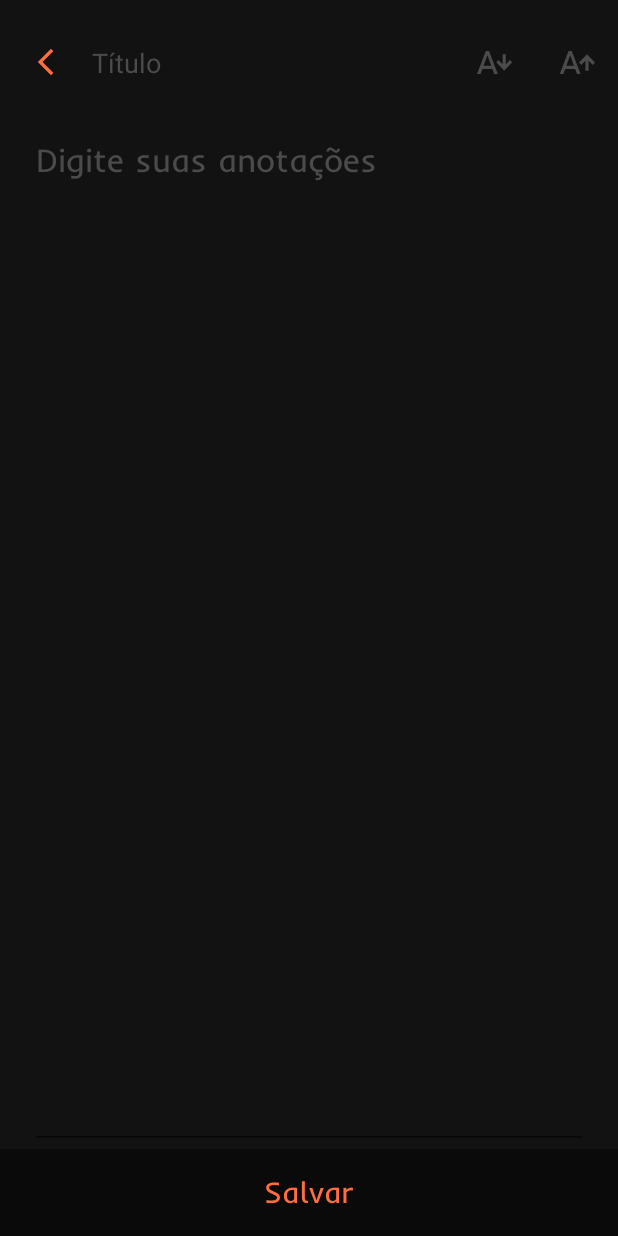
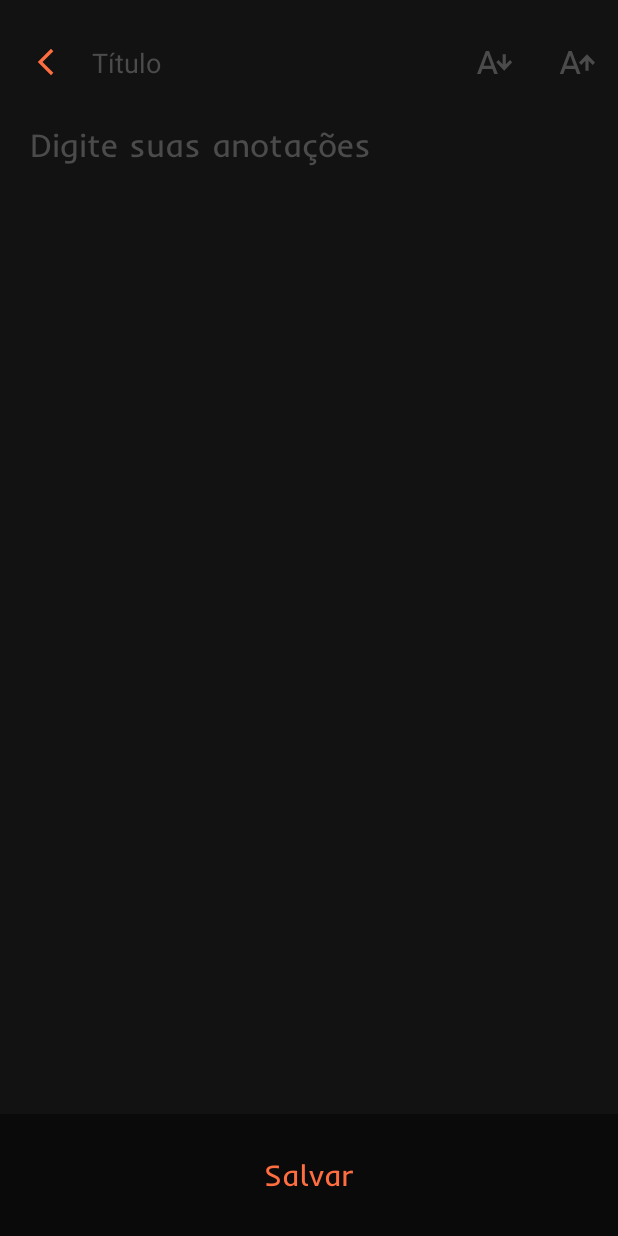
Before and after one commit to lucasar2303/SimpleNotes, an Android app: the AddActivity screen opened directly, with no data from a screen before it, on a phone screen of 412 x 824 dp. Run offline under Robolectric (Android 15) with nearby library versions, the phone set to English and light mode, and no system bars.

Commit message:
Ajustes + Botão AddActivity

```diff
--- a/app/src/main/AndroidManifest.xml
+++ b/app/src/main/AndroidManifest.xml
@@ -18,12 +18,14 @@
             android:exported="false" />
         <activity
             android:name=".NoteActivity"
+            android:windowSoftInputMode="adjustResize"
             android:exported="false" />
         <activity
             android:name=".CategoryActivity"
             android:exported="false" />
         <activity
             android:name=".AddActivity"
+            android:windowSoftInputMode="adjustResize"
             android:exported="false" />
         <activity
             android:name=".SearchActivity"
--- a/app/src/main/java/com/example/simplenotes/MainActivity.java
+++ b/app/src/main/java/com/example/simplenotes/MainActivity.java
@@ -235,12 +235,15 @@ public class MainActivity extends AppCompatActivity {
 
 
                 categorySelec = nameCategory;
-                binding.tvCategorySelec.setText(categorySelec);
                 setlistNotes(categorySelec, categorySup);
 
                 Toast.makeText(this, "Categoria atualizada", Toast.LENGTH_SHORT).show();
 
                 alertDialog.dismiss();
+
+                finish();
+                newActivty(CategoryActivity.class);
+
 
             }else{
                 Toast.makeText(this, "Essa categoria ja existe", Toast.LENGTH_SHORT).show();
--- a/app/src/main/res/layout/activity_add.xml
+++ b/app/src/main/res/layout/activity_add.xml
@@ -79,6 +79,7 @@
         android:textColor="@color/white"
         android:textColorHint="@color/grayText"
         android:textSize="22sp"
+        android:background="@color/blackBg"
         app:layout_constraintBottom_toTopOf="@+id/guideline5"
         app:layout_constraintEnd_toEndOf="parent"
         app:layout_constraintStart_toStartOf="parent"
@@ -89,7 +90,7 @@
         android:layout_width="wrap_content"
         android:layout_height="wrap_content"
         android:orientation="horizontal"
-        app:layout_constraintGuide_percent="0.93" />
+        app:layout_constraintGuide_percent="0.9015048" />
 
     <TextView
         android:id="@+id/tvSave"
--- a/app/src/main/res/layout/activity_note.xml
+++ b/app/src/main/res/layout/activity_note.xml
@@ -114,6 +114,7 @@
         android:textColor="@color/white"
         android:textColorHint="@color/grayText"
         android:textSize="22sp"
+        android:background="@color/blackBg"
         app:layout_constraintBottom_toTopOf="@+id/guideline5"
         app:layout_constraintEnd_toEndOf="parent"
         app:layout_constraintStart_toStartOf="parent"
@@ -124,7 +125,7 @@
         android:layout_width="wrap_content"
         android:layout_height="wrap_content"
         android:orientation="horizontal"
-        app:layout_constraintGuide_percent="0.93" />
+        app:layout_constraintGuide_percent="0.9" />
 
     <TextView
         android:id="@+id/tvSave"
```
